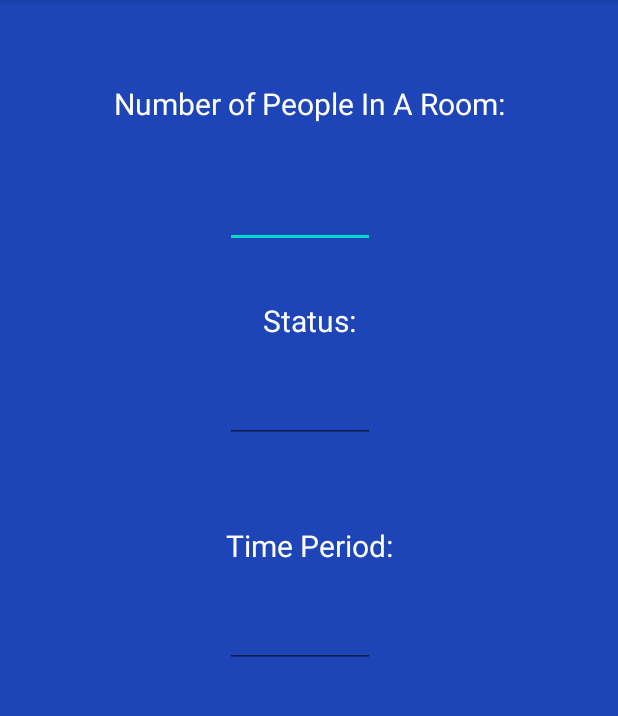
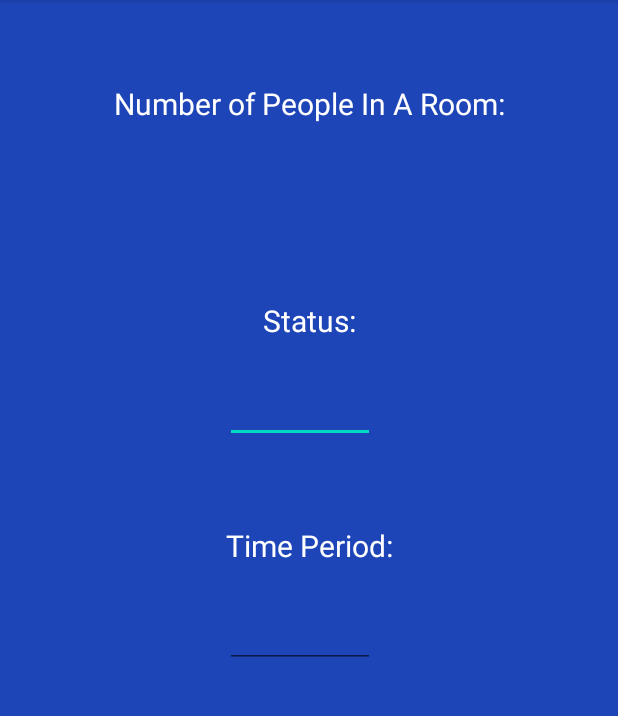
Before and after one commit to azharmujeeb/IOT, an Android app: the HomeActivity screen opened directly, with no data from a screen before it, on a phone screen of 412 x 824 dp, the part 84-800 px from its top. Run offline under Robolectric (Android 15) with nearby library versions, the phone set to English and light mode, and no system bars; our stand-ins replace Firebase (no records; nobody signed in at launch, a user with empty details on screens opened directly).

Commit message:
changes5

```diff
--- a/App (front end and back end without qr and mac address)/IOT_project_01/app/src/main/java/com/firstapp/iot_project_01/HomeActivity.java
+++ b/App (front end and back end without qr and mac address)/IOT_project_01/app/src/main/java/com/firstapp/iot_project_01/HomeActivity.java
@@ -28,7 +28,7 @@ public class HomeActivity extends AppCompatActivity {
 
         firebaseDatabase = FirebaseDatabase.getInstance();
 
-        databaseReference = firebaseDatabase.getReference().child("");
+        databaseReference = firebaseDatabase.getReference().child("Data");
 
         retriveTV = findViewById(R.id.no_of_people);
 
--- a/App (front end and back end without qr and mac address)/IOT_project_01/app/src/main/res/layout/activity_home.xml
+++ b/App (front end and back end without qr and mac address)/IOT_project_01/app/src/main/res/layout/activity_home.xml
@@ -17,11 +17,15 @@
     android:textSize="20dp"
     android:textAlignment="center"/>
 
-    <EditText
+    <TextView
         android:id="@+id/no_of_people"
         android:layout_width="100dp"
         android:layout_height="wrap_content"
+        android:text=""
+        android:textSize="20dp"
+        android:textColor="@color/white"
         android:layout_marginTop="120dp"
+        android:padding="10dp"
         android:layout_marginLeft="150dp"
         />
 
```
